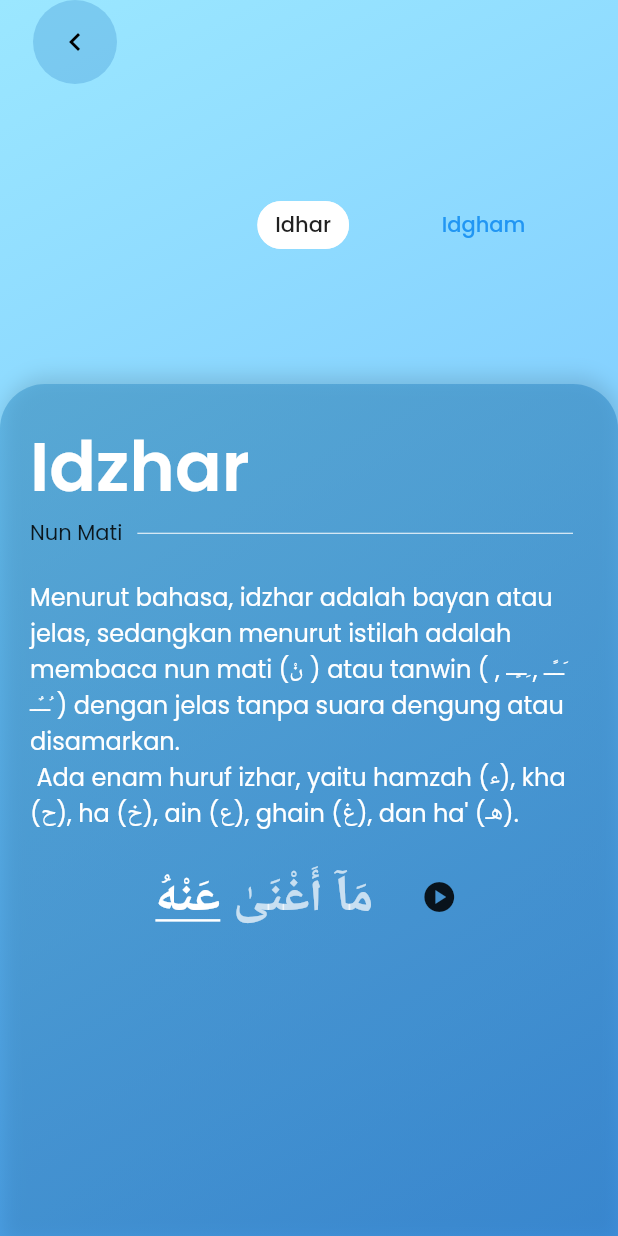
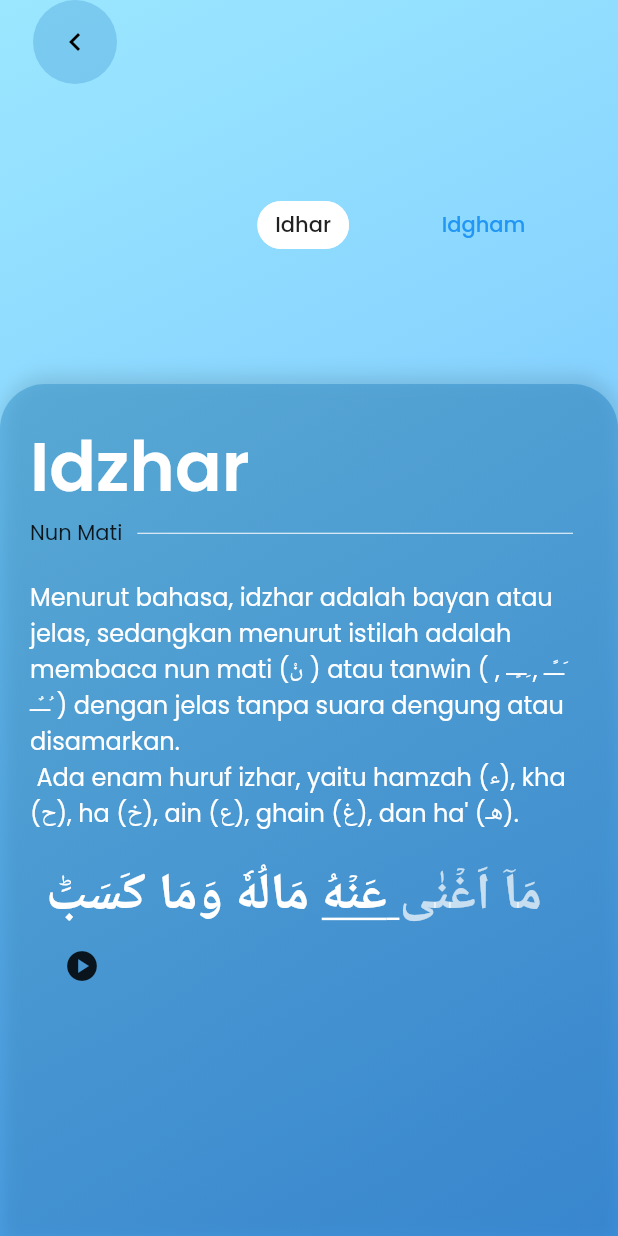
Before and after one commit to zamzamnurahman/tajwid-apps, a Flutter app: the DetailMateriNunMatiScreen screen opened directly, after a tap on the "play circle" icon, on a phone screen of 412 x 824 dp. Run offline on Flutter 3.47's test engine with Material 2 defaults, Android fonts, the phone set to English and light mode, and no system bars; our stand-ins replace flutter_riverpod, flutter_svg, just_audio; project files that could hold a hidden picture were left out.

```diff
--- a/lib/screens/components/card_materi.dart
+++ b/lib/screens/components/card_materi.dart
@@ -98,8 +98,7 @@ class _CardMateriState extends ConsumerState<CardMateri> {
                             ),
                           ),
                           Center(
-                            child: Row(
-                              mainAxisAlignment: MainAxisAlignment.center,
+                            child: Wrap(
                               children: [
                                 RichText(
                                   text: TextSpan(children: [
@@ -117,11 +116,18 @@ class _CardMateriState extends ConsumerState<CardMateri> {
                                           fontWeight: FontWeight.bold,
                                           color: Colors.white,
                                           decoration: TextDecoration.underline,
+                                        )),
+                                    TextSpan(
+                                        text: widget.materi.contoh![2],
+                                        style: const TextStyle(
+                                          fontSize: 34,
+                                          fontWeight: FontWeight.bold,
+                                          color: Colors.white,
                                         ))
                                   ]),
                                 ),
                                 const SizedBox(width: 20),
-                                IconButton(
+                                if(!isPlay) IconButton(
                                   onPressed: () async {
                                     print(widget.materi.sound!);
                                     final audio = AudioPlayer();
@@ -131,14 +137,13 @@ class _CardMateriState extends ConsumerState<CardMateri> {
                                     ref
                                         .watch(audioProvider.notifier)
                                         .changeSetAudio(true);
-                                    audio.setVolume(1000);
+                                    audio.setVolume(5.0);
                                     audio.play().whenComplete(() => ref
                                         .watch(audioProvider.notifier)
                                         .changeSetAudio(false));
                                   },
-                                  icon: !isPlay
-                                      ? const Icon(Icons.play_circle)
-                                      : const Icon(Icons.pause),
+                                  icon: const Icon(Icons.play_circle)
+
                                 )
                               ],
                             ),
```
Also changed, not shown: lib/data/materi.json (+8 -8 lines), 7 other files.
